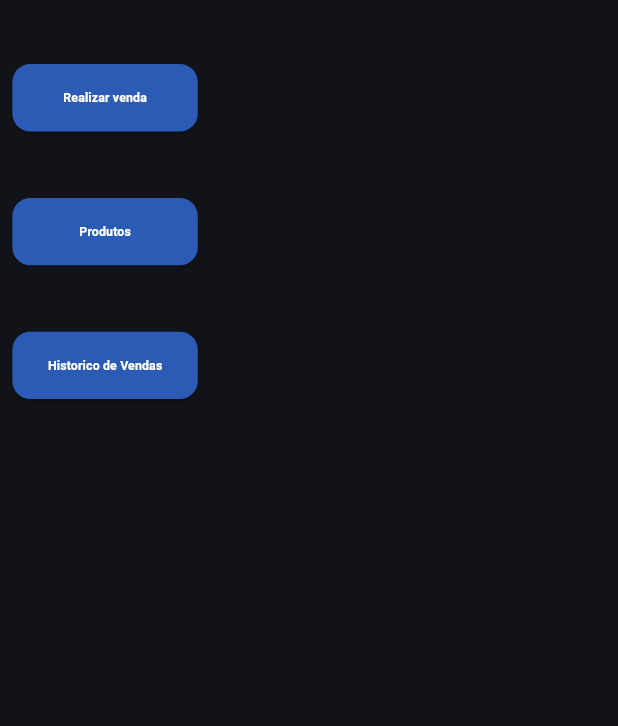
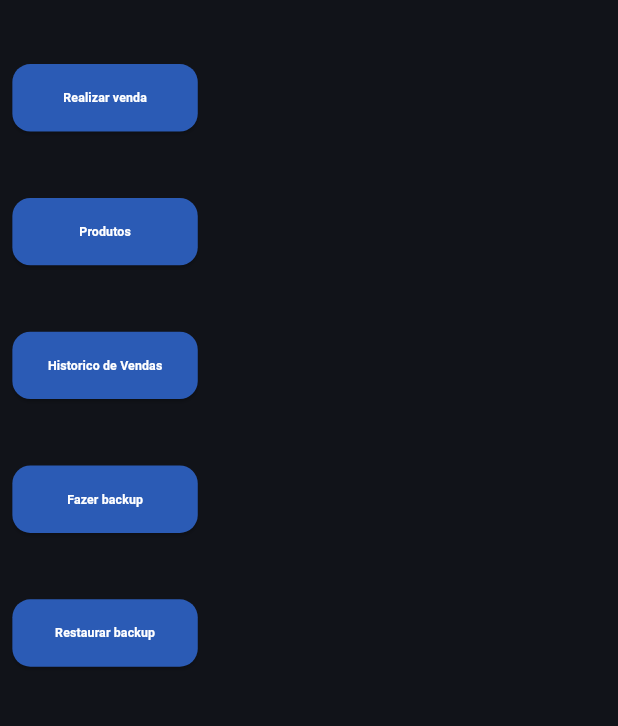
Before and after one commit to antoniobordignon/CarPartsStore, a Flutter app: the HomePage screen opened directly, on a phone screen of 412 x 824 dp, the part 84-810 px from its top. Run offline on Flutter 3.47's test engine with Material 3 defaults, Android fonts, the phone set to English and light mode, and no system bars; our stand-ins replace logger, result_dart.

Commit message:
feat: create backup

```diff
--- a/lib/data/repositories/config_repository.dart
+++ b/lib/data/repositories/config_repository.dart
@@ -4,17 +4,27 @@ import 'package:result_dart/functions.dart';
 import 'package:result_dart/result_dart.dart';
 
 class ConfigRepository {
-  Future<Result<bool>> login() async {
+  Future<Result<bool>> createBackup() async {
     var user = currentLoggedUser;
     final apiService = IApiService(user);
-    var res = await apiService.post('/v1/user/login');
+    var res = await apiService.post('/v1/configuration/database/create-backup');
 
     if (!res.hasSucess) {
-      return failureOf(Exception(res.error ?? res.body ?? 'Não foi possível realizar o login. Motivo desconhecido.'));
+      return failureOf(Exception(res.error ?? res.body ?? 'Não foi possível realizar o backup. Motivo desconhecido.'));
     }
 
     return successOf(true);
+  }
 
-    // Simulate a successful login
+  Future<Result<bool>> restoreBackup() async {
+    var user = currentLoggedUser;
+    final apiService = IApiService(user);
+    var res = await apiService.post('/v1/configuration/database/restore-last-backup');
+
+    if (!res.hasSucess) {
+      return failureOf(Exception(res.error ?? res.body ?? 'Não foi possível realizar o backup. Motivo desconhecido.'));
+    }
+
+    return successOf(true);
   }
 }
--- /dev/null
+++ b/lib/ui/feature/backup/backup_controller.dart
@@ -0,0 +1,28 @@
+import 'package:basic_app/data/repositories/config_repository.dart';
+import 'package:flutter/material.dart';
+import 'package:result_dart/functions.dart';
+import 'package:result_dart/result_dart.dart';
+
+enum BackupState { initial, backuping, restoring, error }
+
+class BackupController extends ChangeNotifier {
+  final _repository = ConfigRepository();
+
+  var state = BackupState.initial;
+  Future<Result> onBackup() async {
+    state = BackupState.backuping;
+    notifyListeners();
+    await _repository.createBackup();
+    state = BackupState.initial;
+    notifyListeners();
+    return successOf(true);
+  }
+
+  Future onRestore() async {
+    state = BackupState.restoring;
+    notifyListeners();
+    await _repository.restoreBackup();
+    state = BackupState.initial;
+    notifyListeners();
+  }
+}
--- /dev/null
+++ b/lib/ui/feature/backup/create_backup_button_widget.dart
@@ -0,0 +1,65 @@
+import 'package:basic_app/ui/feature/backup/backup_controller.dart';
+import 'package:basic_app/ui/feature/login/login_page.dart';
+import 'package:flutter/material.dart';
+import 'package:provider/provider.dart';
+
+class CreateBackupButtonWidget extends StatelessWidget {
+  const CreateBackupButtonWidget({super.key});
+
+  @override
+  Widget build(BuildContext context) {
+    double screenWidth = MediaQuery.of(context).size.width;
+    double screenHeight = MediaQuery.of(context).size.height;
+    var viewModel = context.watch<BackupController>();
+    return Align(
+      alignment: Alignment.centerLeft,
+      child: Padding(
+        padding: EdgeInsets.only(
+          top: screenHeight * 0.05,
+          left: screenWidth * 0.02,
+        ),
+        child: SizedBox(
+          width: screenWidth * 0.3,
+          child: ElevatedButton(
+              onPressed: () {
+                viewModel.onBackup();
+              },
+              style: ElevatedButton.styleFrom(
+                backgroundColor: Theme.of(context).colorScheme.inversePrimary,
+                padding: EdgeInsets.symmetric(
+                  vertical: screenHeight * 0.02,
+                ),
+                shape: RoundedRectangleBorder(
+                  borderRadius: BorderRadius.circular(12),
+                ),
+              ),
+              child: switch (viewModel.state) {
+                BackupState.backuping => CircularProgressIndicator(
+                    valueColor: AlwaysStoppedAnimation<Color>(Colors.white),
+                  ),
+                BackupState.initial => Text(
+                    'Fazer backup',
+                    style: TextStyle(
+                      fontSize: screenWidth * 0.02,
+                      color: Colors.white,
+                      fontWeight: FontWeight.bold,
+                    ),
+                  ),
+                BackupState.restoring => Text(
+                    'Fazer backup',
+                    style: TextStyle(
+                      fontSize: screenWidth * 0.02,
+                      color: Colors.white,
+                      fontWeight: FontWeight.bold,
+                    ),
+                  ),
+                BackupState.error => Icon(
+                    Icons.error,
+                    color: Theme.of(context).colorScheme.error,
+                  ),
+              }),
+        ),
+      ),
+    );
+  }
+}
--- /dev/null
+++ b/lib/ui/feature/backup/restore_backup_button_widget.dart
@@ -0,0 +1,65 @@
+import 'package:basic_app/ui/feature/backup/backup_controller.dart';
+import 'package:basic_app/ui/feature/login/login_page.dart';
+import 'package:flutter/material.dart';
+import 'package:provider/provider.dart';
+
+class RestoreBackupButtonWidget extends StatelessWidget {
+  const RestoreBackupButtonWidget({super.key});
+
+  @override
+  Widget build(BuildContext context) {
+    double screenWidth = MediaQuery.of(context).size.width;
+    double screenHeight = MediaQuery.of(context).size.height;
+    var viewModel = context.watch<BackupController>();
+    return Align(
+      alignment: Alignment.centerLeft,
+      child: Padding(
+        padding: EdgeInsets.only(
+          top: screenHeight * 0.05,
+          left: screenWidth * 0.02,
+        ),
+        child: SizedBox(
+          width: screenWidth * 0.3,
+          child: ElevatedButton(
+              onPressed: () {
+                viewModel.onRestore();
+              },
+              style: ElevatedButton.styleFrom(
+                backgroundColor: Theme.of(context).colorScheme.inversePrimary,
+                padding: EdgeInsets.symmetric(
+                  vertical: screenHeight * 0.02,
+                ),
+                shape: RoundedRectangleBorder(
+                  borderRadius: BorderRadius.circular(12),
+                ),
+              ),
+              child: switch (viewModel.state) {
+                BackupState.restoring => CircularProgressIndicator(
+                    valueColor: AlwaysStoppedAnimation<Color>(Colors.white),
+                  ),
+                BackupState.initial => Text(
+                    'Restaurar backup',
+                    style: TextStyle(
+                      fontSize: screenWidth * 0.02,
+                      color: Colors.white,
+                      fontWeight: FontWeight.bold,
+                    ),
+                  ),
+                BackupState.backuping => Text(
+                    'Restaurar backup',
+                    style: TextStyle(
+                      fontSize: screenWidth * 0.02,
+                      color: Colors.white,
+                      fontWeight: FontWeight.bold,
+                    ),
+                  ),
+                BackupState.error => Icon(
+                    Icons.error,
+                    color: Theme.of(context).colorScheme.error,
+                  ),
+              }),
+        ),
+      ),
+    );
+  }
+}
--- a/lib/ui/feature/home/widgets/homePage/home_page.dart
+++ b/lib/ui/feature/home/widgets/homePage/home_page.dart
@@ -1,3 +1,6 @@
+import 'package:basic_app/ui/feature/backup/create_backup_button_widget.dart';
+import 'package:basic_app/ui/feature/backup/backup_controller.dart';
+import 'package:basic_app/ui/feature/backup/restore_backup_button_widget.dart';
 import 'package:basic_app/ui/feature/sales/products/products_list_page.dart';
 import 'package:basic_app/ui/feature/sales/sale/sale_controller.dart';
 import 'package:basic_app/ui/feature/sales/sale/sale_list_page.dart';
@@ -22,6 +25,9 @@ class _HomePageState extends State<HomePage> {
       providers: [
         ChangeNotifierProvider(
           create: (context) => SaleController(),
+        ),
+        ChangeNotifierProvider(
+          create: (context) => BackupController(),
         ),
       ],
       builder: (context, child) {
@@ -163,6 +169,8 @@ class _HomePageState extends State<HomePage> {
                   ),
                 ),
               ),
+              CreateBackupButtonWidget(),
+              RestoreBackupButtonWidget(),
             ],
           ),
         );
```
